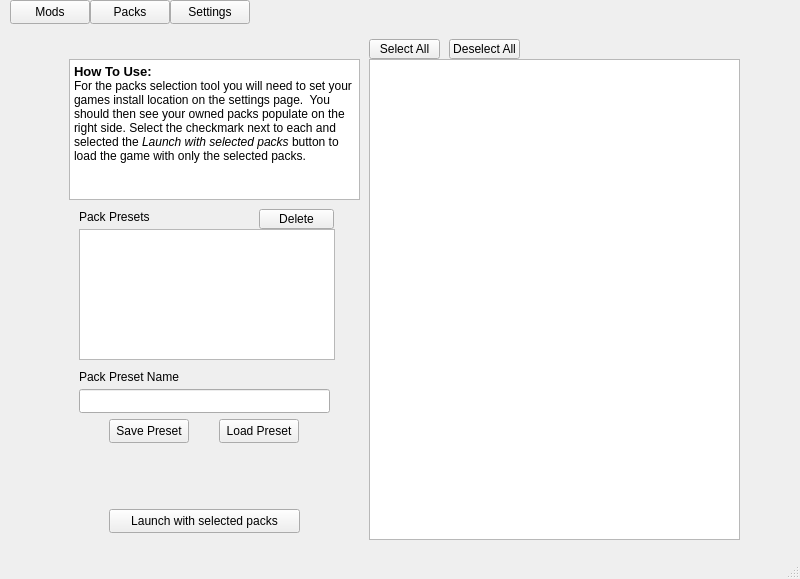
WrenSwift/SimsSwitcher, file mainwindow.ui: the form before one commit.
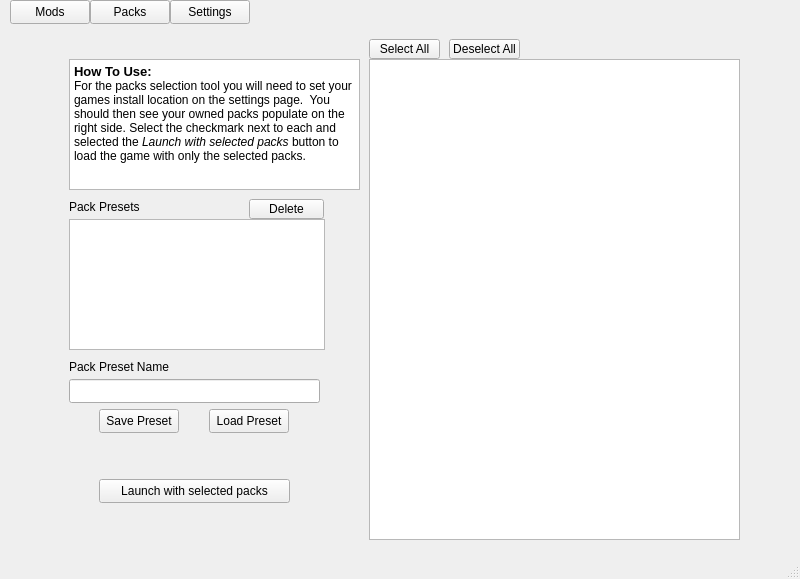
The form after the commit.

Commit message: Implement pack preset functionality and update UI layout for better usability drafted readme for release

The edit to the form file:
```diff
--- a/mainwindow.ui
+++ b/mainwindow.ui
@@ -236,8 +236,8 @@
      <widget class="QPushButton" name="launchButton">
       <property name="geometry">
        <rect>
-        <x>50</x>
-        <y>470</y>
+        <x>40</x>
+        <y>440</y>
         <width>191</width>
         <height>24</height>
        </rect>
@@ -252,7 +252,7 @@
         <x>10</x>
         <y>20</y>
         <width>291</width>
-        <height>141</height>
+        <height>131</height>
        </rect>
       </property>
       <property name="html">
@@ -296,8 +296,8 @@
      <widget class="QPushButton" name="presetPackDeleteButton">
       <property name="geometry">
        <rect>
-        <x>200</x>
-        <y>170</y>
+        <x>190</x>
+        <y>160</y>
         <width>75</width>
         <height>20</height>
        </rect>
@@ -309,8 +309,8 @@
      <widget class="QListWidget" name="presetList_3">
       <property name="geometry">
        <rect>
-        <x>20</x>
-        <y>190</y>
+        <x>10</x>
+        <y>180</y>
         <width>256</width>
         <height>131</height>
        </rect>
@@ -319,8 +319,8 @@
      <widget class="QLineEdit" name="presetPackLineEdit">
       <property name="geometry">
        <rect>
-        <x>20</x>
-        <y>350</y>
+        <x>10</x>
+        <y>340</y>
         <width>251</width>
         <height>24</height>
        </rect>
@@ -329,8 +329,8 @@
      <widget class="QPushButton" name="launchSaveButton">
       <property name="geometry">
        <rect>
-        <x>50</x>
-        <y>380</y>
+        <x>40</x>
+        <y>370</y>
         <width>80</width>
         <height>24</height>
        </rect>
@@ -342,8 +342,8 @@
      <widget class="QPushButton" name="packsLoadButton">
       <property name="geometry">
        <rect>
-        <x>160</x>
-        <y>380</y>
+        <x>150</x>
+        <y>370</y>
         <width>80</width>
         <height>24</height>
        </rect>
@@ -355,8 +355,8 @@
      <widget class="QLabel" name="label_9">
       <property name="geometry">
        <rect>
-        <x>20</x>
-        <y>170</y>
+        <x>10</x>
+        <y>160</y>
         <width>111</width>
         <height>16</height>
        </rect>
@@ -368,8 +368,8 @@
      <widget class="QLabel" name="label_10">
       <property name="geometry">
        <rect>
-        <x>20</x>
-        <y>330</y>
+        <x>10</x>
+        <y>320</y>
         <width>111</width>
         <height>16</height>
        </rect>
```
Left out of the diff: 2 changed lines with no effect on the pictures. The commit also changes 3 other files.
